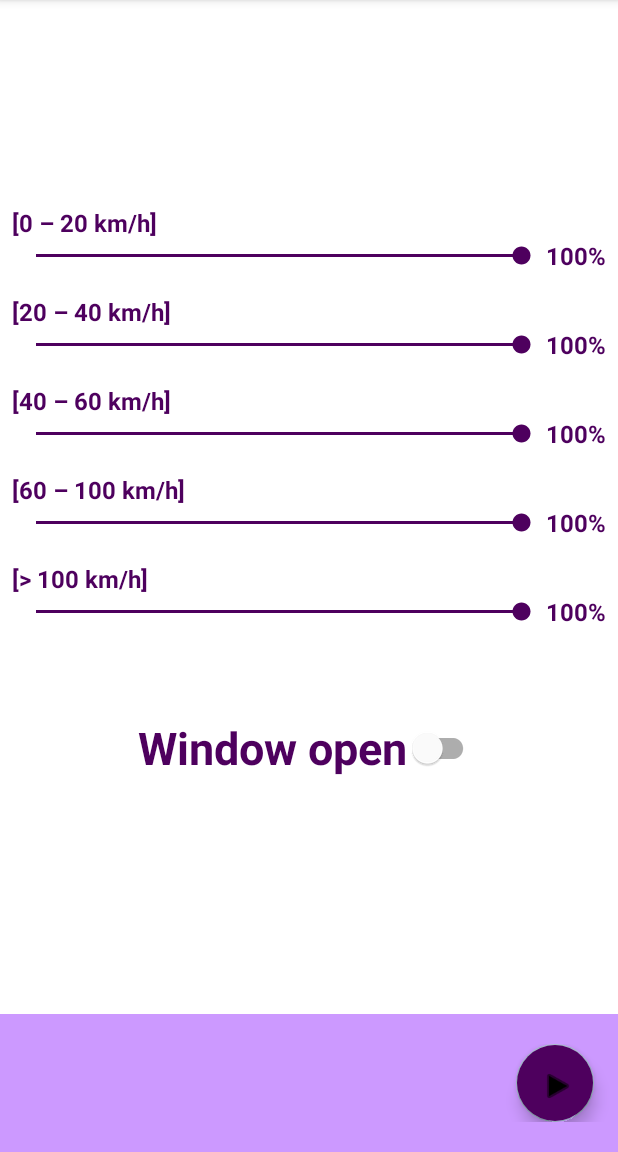
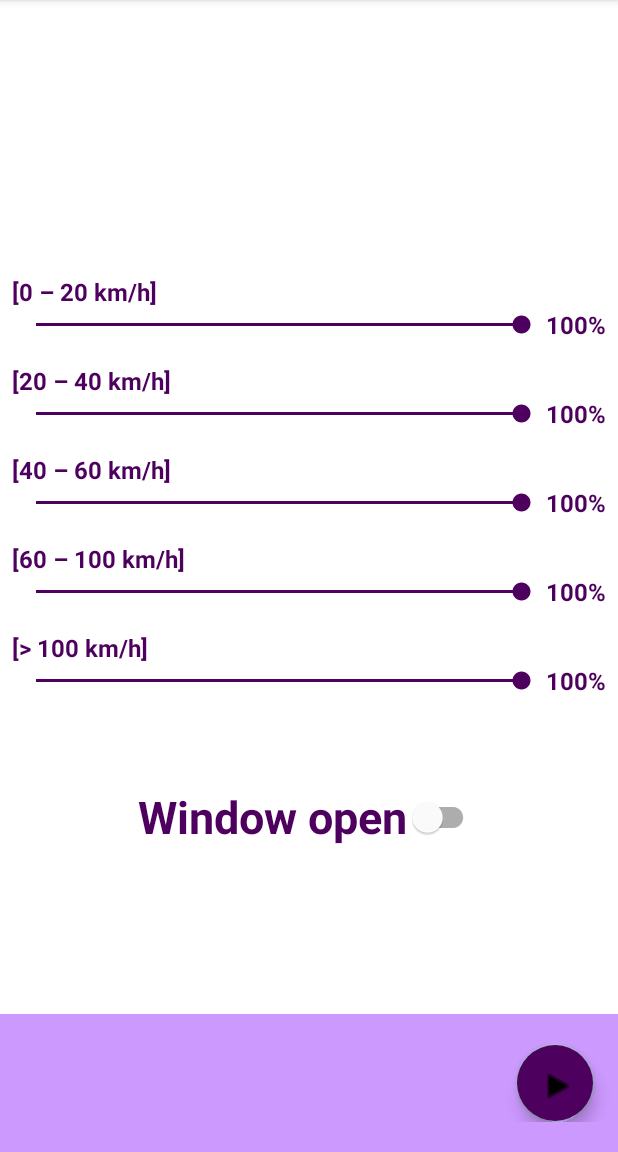
Before and after one commit to samlach2222/VelocityVolume, an Android app: the fragment VolumeManagerFragment shown on its own in the app's theme, on a phone screen of 412 x 824 dp, the part 84-1236 px from its top. Run offline under Robolectric (Android 15) with nearby library versions, the light colour scheme and no system bars.

Commit message:
Repair landscape mode

```diff
--- a/app/src/main/res/layout/fragment_volumemanager.xml
+++ b/app/src/main/res/layout/fragment_volumemanager.xml
@@ -1,24 +1,40 @@
 <?xml version="1.0" encoding="utf-8"?>
-<LinearLayout xmlns:android="http://schemas.android.com/apk/res/android"
+<RelativeLayout xmlns:android="http://schemas.android.com/apk/res/android"
     xmlns:app="http://schemas.android.com/apk/res-auto"
     xmlns:tools="http://schemas.android.com/tools"
     android:layout_width="match_parent"
-    android:layout_height="wrap_content"
+    android:layout_height="match_parent"
     android:layout_gravity="center"
     android:orientation="vertical"
     android:padding="0dp"
     tools:context=".ui.VolumeManager.VolumeManagerFragment">
 
-    <View
-        android:layout_width="0dp"
-        android:layout_height="0dp"
-        android:layout_weight="1" />
+    <ScrollView
+        android:id="@+id/Scrollview"
+        android:layout_width="match_parent"
+        android:layout_height="wrap_content"
+        android:layout_centerVertical="true"
+        android:foregroundGravity="center"
+        android:padding="0dp">
+
+        <LinearLayout
+            android:id="@+id/fullscreen"
+            android:layout_width="match_parent"
+            android:layout_height="wrap_content"
+            android:layout_gravity="center"
+            android:orientation="vertical"
+            android:padding="0dp">
+
 
             <LinearLayout
                 android:layout_width="match_parent"
-        android:layout_height="match_parent"
+                android:layout_height="wrap_content"
                 android:layout_margin="8dp"
                 android:orientation="vertical">
+
+                <Space
+                    android:layout_width="match_parent"
+                    android:layout_height="40dp" />
 
                 <TextView
                     android:id="@+id/interval_1"
@@ -234,7 +250,6 @@
 
                 <com.google.android.material.switchmaterial.SwitchMaterial
                     android:id="@+id/switchWindow"
-            android:theme="@style/SwitchTheme"
                     android:layout_width="wrap_content"
                     android:layout_height="wrap_content"
                     android:layout_gravity="center_horizontal|center_vertical"
@@ -243,21 +258,25 @@
                     android:textColor="?attr/colorPrimary"
                     android:textSize="30sp"
                     android:textStyle="bold"
+                    android:theme="@style/SwitchTheme"
                     tools:checked="true" />
+
+                <Space
+                    android:layout_width="match_parent"
+                    android:layout_height="40dp" />
+
             </LinearLayout>
 
-    <View
-        android:layout_width="0dp"
-        android:layout_height="0dp"
-        android:layout_weight="1" />
+        </LinearLayout>
+    </ScrollView>
 
     <RelativeLayout
+        android:id="@+id/relativeLayout"
         android:layout_width="match_parent"
         android:layout_height="wrap_content"
-        android:layout_weight="0"
+        android:layout_alignParentBottom="true"
         android:background="?attr/colorPrimaryVariant"
-        android:paddingVertical="20dp"
-        android:orientation="horizontal">
+        android:paddingVertical="20dp">
 
         <TextView
             android:id="@+id/textView"
@@ -277,11 +296,11 @@
             android:layout_alignParentEnd="true"
             android:layout_marginEnd="@dimen/fab_margin"
             android:backgroundTint="?attr/colorPrimary"
-            app:backgroundTint="#4000FF00"
-            app:rippleColor="@android:color/white"
             android:contentDescription="@string/play_pause_button"
             android:iconTint="@color/white"
-            android:src="@android:drawable/ic_media_play" />
+            android:src="@android:drawable/ic_media_play"
+            app:backgroundTint="#4000FF00"
+            app:rippleColor="@android:color/white" />
     </RelativeLayout>
 
-</LinearLayout>
+</RelativeLayout>
```
Lines whose indentation alone changed are shown as unchanged.
